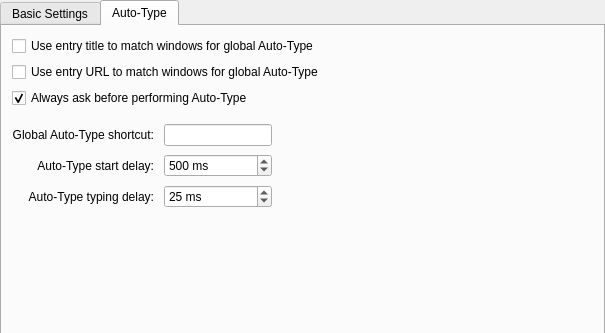
Above: src/gui/ApplicationSettingsWidgetGeneral.ui from keepassxreboot/keepassxc before the change; both pictures show x 0 to 605 and y 0 to 333 of the 605 by 1279 pixel window. Below: the same form after it.
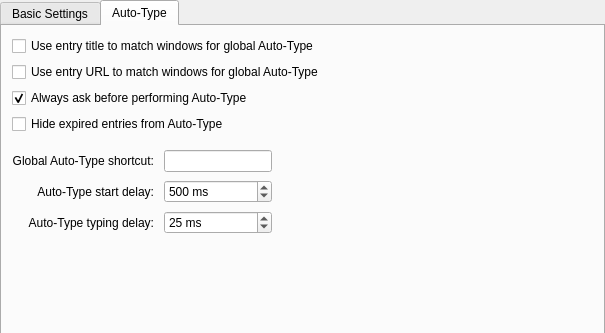
That is the form after the change. The open tabs and pages were chosen to show the change. Custom widgets are drawn as their Qt base class.

Commit message:
Allow hiding expired entries from Auto-Type
* Add setting to hide expired entries from Auto-Type
* Expired entries will not be shown in selection dialogs or be auto-picked for use
* Fixes #1855

Patch:
```diff
--- a/src/gui/ApplicationSettingsWidgetGeneral.ui
+++ b/src/gui/ApplicationSettingsWidgetGeneral.ui
@@ -850,6 +850,13 @@
          </property>
         </widget>
        </item>
+       <item>
+        <widget class="QCheckBox" name="autoTypeHideExpiredEntryCheckBox">
+         <property name="text">
+          <string>Hide expired entries from Auto-Type</string>
+         </property>
+        </widget>
+       </item>
        <item>
         <spacer name="verticalSpacer_4">
          <property name="orientation">
```
The commit also changes 4 other files.
